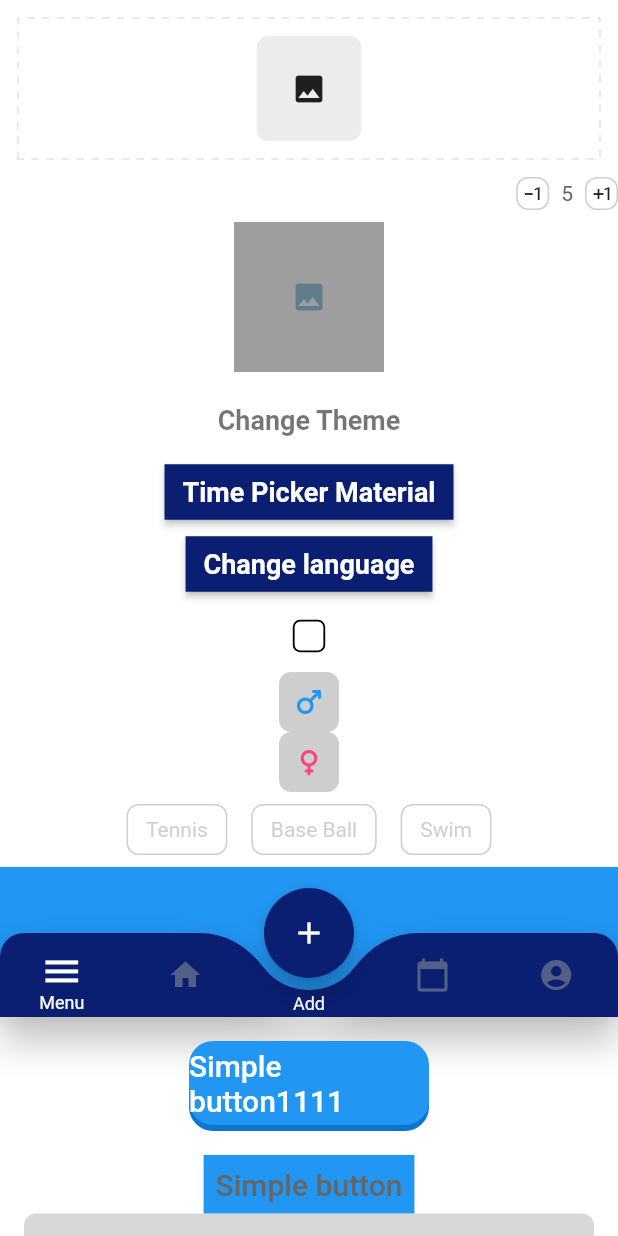
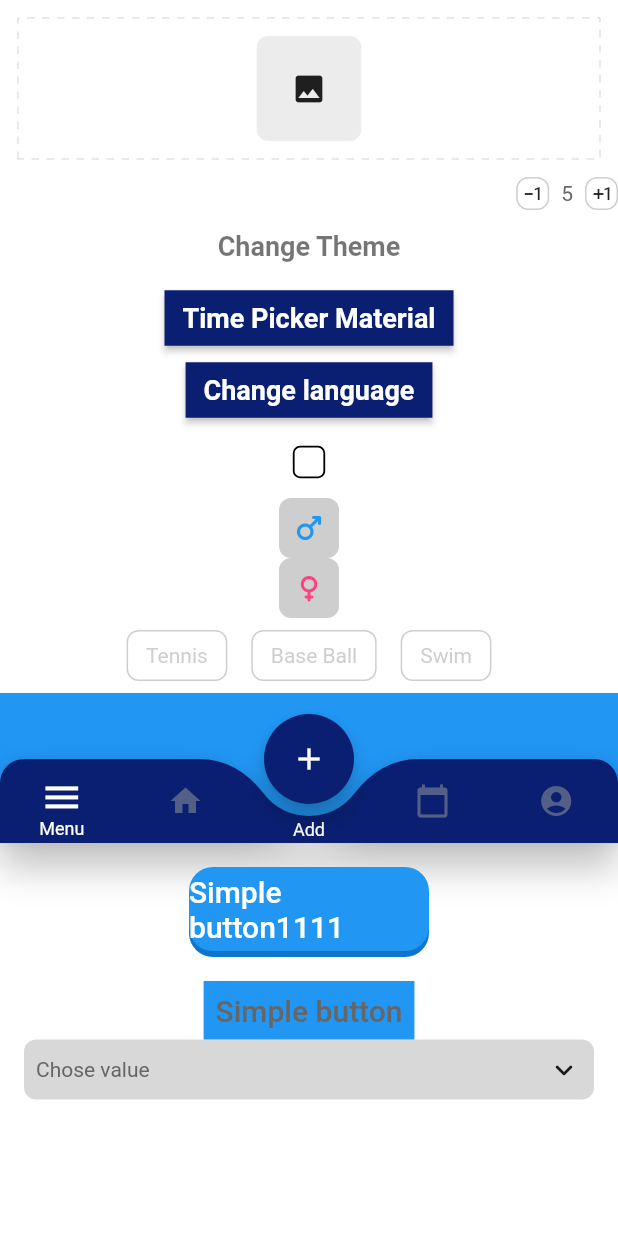
Before and after one commit to sontrandtu/base_provider, a Flutter app: the HomePage screen opened by its route, after a tap on the "image" icon, on a phone screen of 412 x 824 dp. Run offline on Flutter 3.47's test engine with Material 2 defaults, Android fonts, the phone set to English and light mode, and no system bars; drawn by our look-alikes of cached_network_image; our stand-ins replace carousel_slider, dio, dotted_decoration, easy_localization, firebase_core, firebase_messaging and 16 more; missing offline and left inert: flutter_scroll_to_top, overflow_view, wechat_assets_picker; accounts and stored records are empty; generated files the repository leaves out were written again; network calls fail; Roboto replaces fonts that are missing (Babylon).

```diff
--- a/lib/common/core/widget/image/image_viewer.dart
+++ b/lib/common/core/widget/image/image_viewer.dart
@@ -4,7 +4,6 @@ import 'package:achitecture_weup/common/extension/string_extension.dart';
 import 'package:achitecture_weup/common/helper/system_utils.dart';
 import 'package:flutter/material.dart';
 import 'package:photo_view/photo_view.dart';
-
 
 enum TypeImageViewer { assets, storage, network }
 
@@ -30,6 +29,7 @@ class ImageViewer extends StatelessWidget {
 
   @override
   Widget build(BuildContext context) {
+    if (empty(url)) return const SizedBox.shrink();
     TypeImageViewer type = TypeImageViewer.assets;
     RegExp regExp = RegExp(r'^\/(storage|data)[^\.]');
     if (regExp.hasMatch(url)) {
@@ -41,7 +41,8 @@ class ImageViewer extends StatelessWidget {
     }
     return InkWellComp(
       onTap: () {
-        Navigator.of(context).push(MaterialPageRoute(builder: (_) => _ViewImage(url)));
+        Navigator.of(context)
+            .push(MaterialPageRoute(builder: (_) => _ViewImage(url)));
       },
       child: ClipRRect(
         borderRadius: borderRadius ?? BorderRadius.circular(0),
@@ -84,13 +85,17 @@ class ImageViewer extends StatelessWidget {
 
 class _ViewImage extends StatelessWidget {
   final String url;
-  const _ViewImage(this.url,{Key? key}) : super(key: key);
+
+  const _ViewImage(this.url, {Key? key}) : super(key: key);
 
   @override
   Widget build(BuildContext context) {
     print_r(url);
     return Scaffold(
-      appBar: AppBarComp(title: _getName(url), onLeading: () {},),
+      appBar: AppBarComp(
+        title: _getName(url),
+        onLeading: () {},
+      ),
       body: PhotoView(
         imageProvider: NetworkImage(url),
         enablePanAlways: true,
@@ -102,7 +107,7 @@ class _ViewImage extends StatelessWidget {
               value: progress == null
                   ? null
                   : progress.cumulativeBytesLoaded /
-                  progress.expectedTotalBytes!,
+                      progress.expectedTotalBytes!,
             ),
           ),
         ),
@@ -111,14 +116,13 @@ class _ViewImage extends StatelessWidget {
         maxScale: PhotoViewComputedScale.covered * 1.8,
         initialScale: PhotoViewComputedScale.contained,
         basePosition: Alignment.center,
-
       ),
     );
   }
 
   String _getName(String input) {
     final regExp = RegExp(r'\/\w+\.(jpg|png|jpge|gif)');
-    if(input.lastIndexOf(regExp) != -1) {
+    if (input.lastIndexOf(regExp) != -1) {
       return input.substring(input.lastIndexOf(regExp) + 1);
     }
     return input;
--- a/lib/common/helper/system_utils.dart
+++ b/lib/common/helper/system_utils.dart
@@ -26,7 +26,7 @@ void print_r(dynamic input) {
 
 bool empty(dynamic input, [bool hasZero = false]) {
   if (input == null) return true;
-  if (input is String && input.isEmpty) return false;
+  if (input is String && input != '') return false;
 
   if (input is num) {
     if (input == 0 || input == .0 && !hasZero) return false;
--- a/lib/screen/home/home_page.dart
+++ b/lib/screen/home/home_page.dart
@@ -55,7 +55,7 @@ class _HomePageState extends BaseState<HomePage, HomeViewModel> {
                     min: 1,
                   ),
                   const ImageViewer(
-                    'https://imageonline.co/image.jpg',
+                    '',
                   ),
                   // const SliderComp(images: [
                   //   'https://www.daophatngaynay.com/vn/files/images/quy1-2010/1119828829096493_456282371.jpg',
```
